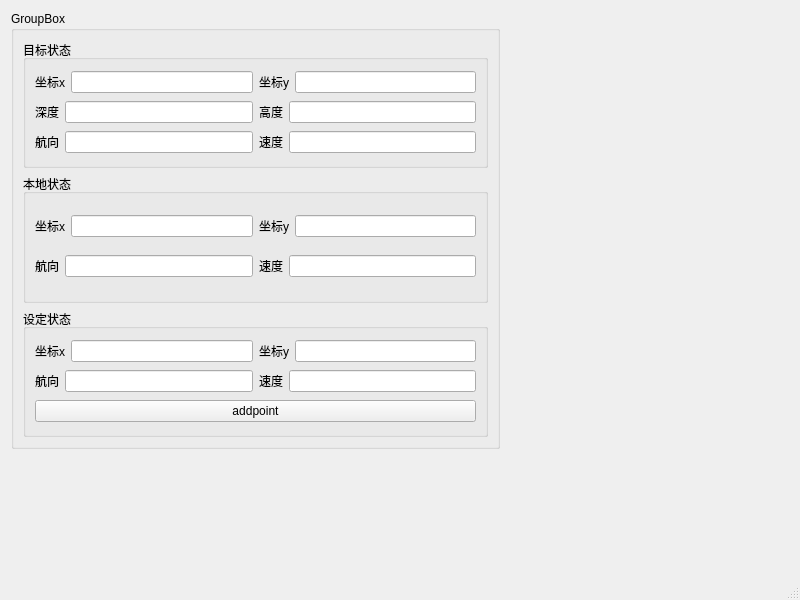
youdaous/TraceGUI, file mainwindow.ui: the form before one commit.
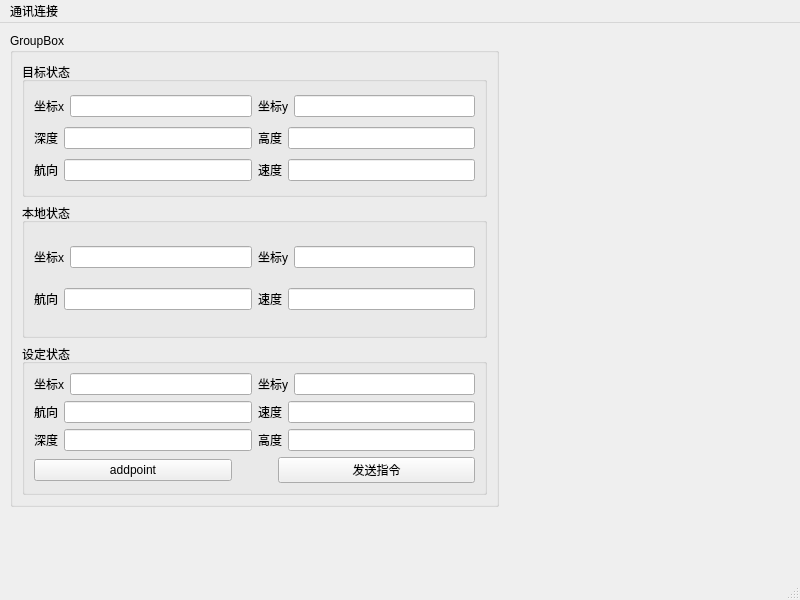
The form after the commit.

```diff
--- a/mainwindow.ui
+++ b/mainwindow.ui
@@ -17,10 +17,10 @@
    <widget class="QGroupBox" name="groupBox_state">
     <property name="geometry">
      <rect>
-      <x>11</x>
-      <y>11</y>
+      <x>10</x>
+      <y>10</y>
       <width>489</width>
-      <height>438</height>
+      <height>474</height>
      </rect>
     </property>
     <property name="title">
@@ -220,11 +220,62 @@
          </layout>
         </item>
         <item>
-         <widget class="QPushButton" name="pushButton">
-          <property name="text">
-           <string>addpoint</string>
-          </property>
-         </widget>
+         <layout class="QHBoxLayout" name="horizontalLayout_8">
+          <item>
+           <widget class="QLabel" name="label_15">
+            <property name="text">
+             <string>深度</string>
+            </property>
+           </widget>
+          </item>
+          <item>
+           <widget class="QLineEdit" name="lineEditSetDepth"/>
+          </item>
+          <item>
+           <widget class="QLabel" name="label_16">
+            <property name="text">
+             <string>高度</string>
+            </property>
+           </widget>
+          </item>
+          <item>
+           <widget class="QLineEdit" name="lineEditSetHeight"/>
+          </item>
+         </layout>
+        </item>
+        <item>
+         <layout class="QHBoxLayout" name="horizontalLayout_9">
+          <item>
+           <widget class="QPushButton" name="pushButton">
+            <property name="text">
+             <string>addpoint</string>
+            </property>
+           </widget>
+          </item>
+          <item>
+           <spacer name="horizontalSpacer">
+            <property name="orientation">
+             <enum>Qt::Horizontal</enum>
+            </property>
+            <property name="sizeType">
+             <enum>QSizePolicy::Preferred</enum>
+            </property>
+            <property name="sizeHint" stdset="0">
+             <size>
+              <width>40</width>
+              <height>20</height>
+             </size>
+            </property>
+           </spacer>
+          </item>
+          <item>
+           <widget class="QPushButton" name="btnSendData">
+            <property name="text">
+             <string>发送指令</string>
+            </property>
+           </widget>
+          </item>
+         </layout>
         </item>
        </layout>
       </widget>
@@ -241,6 +292,14 @@
      <height>25</height>
     </rect>
    </property>
+   <widget class="QMenu" name="menu">
+    <property name="title">
+     <string>通讯连接</string>
+    </property>
+    <addaction name="actConnectUDP"/>
+    <addaction name="actConnectSerial"/>
+   </widget>
+   <addaction name="menu"/>
   </widget>
   <widget class="QStatusBar" name="statusbar"/>
  </widget>
```
Left out of the diff: 50 changed lines with no effect on the pictures.
